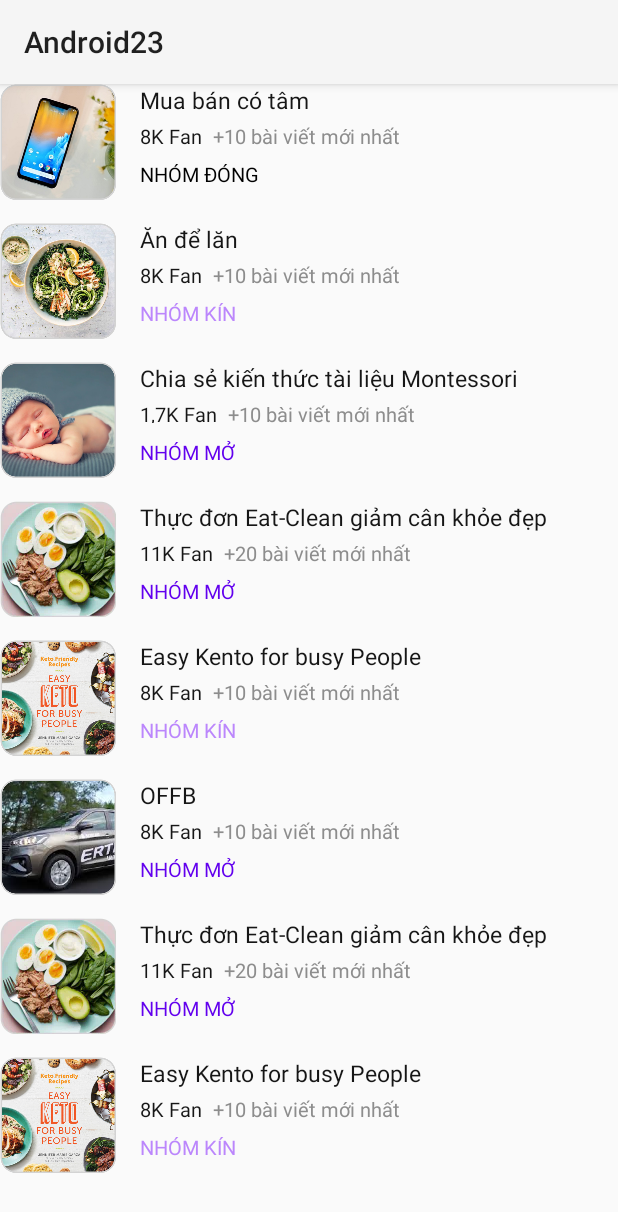
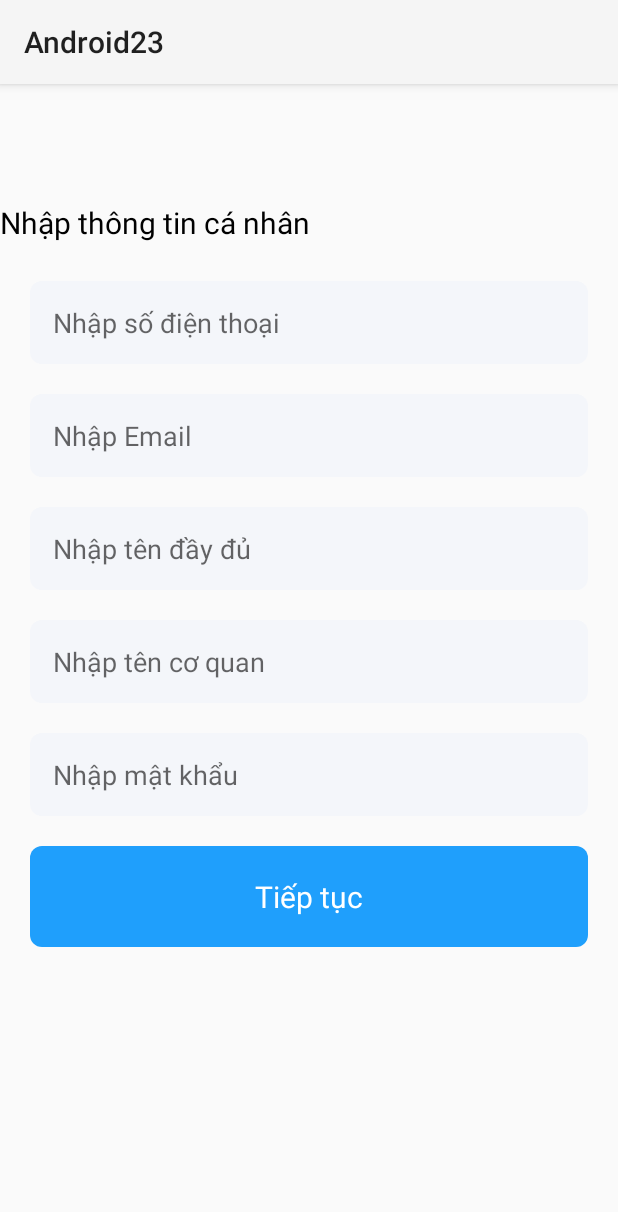
Before and after one commit to nguyenducdung/Android23, an Android app: the screen it shows after launch (RecycleViewBai1 before the commit, ManTwoActivity after it), after a tap on "CLICK", on a phone screen of 412 x 824 dp. Shown: the top 1212 px of the screen. Run offline under Robolectric (Android 15) with nearby library versions, the phone set to English and light mode, and no system bars.

Commit message:
btvn buoi 3

```diff
--- a/app/src/main/AndroidManifest.xml
+++ b/app/src/main/AndroidManifest.xml
@@ -55,6 +55,9 @@
                 <category android:name="android.intent.category.LAUNCHER" />
             </intent-filter>
         </activity>
+        <activity android:name=".BTVN_buoi4.ManOneActivity" />
+        <activity android:name=".BTVN_buoi4.ManTwoActivity" />
+        <activity android:name=".BTVN_buoi4.ManThreeActivity" />
     </application>
 
 </manifest>
--- /dev/null
+++ b/app/src/main/java/com/dungnd/android23/BTVN_buoi4/ManTwoActivity.java
@@ -0,0 +1,117 @@
+package com.dungnd.android23.BTVN_buoi4;
+
+import android.os.Bundle;
+import android.text.Editable;
+import android.text.TextWatcher;
+import android.util.Patterns;
+import android.widget.EditText;
+import android.widget.TextView;
+
+import androidx.appcompat.app.AppCompatActivity;
+
+import com.dungnd.android23.R;
+
+public class ManTwoActivity extends AppCompatActivity {
+
+    @Override
+    protected void onCreate(Bundle savedInstanceState) {
+        super.onCreate(savedInstanceState);
+        setContentView(R.layout.activity_man_two);
+        EditText editMail = findViewById(R.id.edtEmail);
+        EditText editName = findViewById(R.id.edtName);
+        EditText editCompany = findViewById(R.id.edtCompany);
+        EditText editPass = findViewById(R.id.edtPass);
+        TextView tvError = findViewById(R.id.tvError);
+        TextView tvError1 = findViewById(R.id.tvError1);
+        TextView tvError2 = findViewById(R.id.tvError2);
+        TextView tvError3 = findViewById(R.id.tvError3);
+        editMail.addTextChangedListener(new TextWatcher() {
+            @Override
+            public void beforeTextChanged(CharSequence charSequence, int i, int i1, int i2) {
+
+            }
+
+            @Override
+            public void onTextChanged(CharSequence charSequence, int i, int i1, int i2) {
+
+            }
+
+            @Override
+            public void afterTextChanged(Editable editable) {
+                String email = editMail.getText().toString().trim();
+                if (Patterns.EMAIL_ADDRESS.matcher(email).matches()) {
+                    tvError.setText(null);
+                } else {
+                    tvError.setText("Email của bạn không đúng. Vui lòng nhập lại");
+                }
+            }
+        });
+
+        editName.addTextChangedListener(new TextWatcher() {
+            @Override
+            public void beforeTextChanged(CharSequence charSequence, int i, int i1, int i2) {
+
+            }
+
+            @Override
+            public void onTextChanged(CharSequence charSequence, int i, int i1, int i2) {
+
+            }
+
+            @Override
+            public void afterTextChanged(Editable editable) {
+                String name = editName.getText().toString();
+                if (name.length() >= 5) {
+                    tvError1.setText(null);
+                } else {
+                    tvError1.setText("Tên của bạn không đúng. Vui lòng nhập lại");
+                }
+            }
+        });
+
+        editCompany.addTextChangedListener(new TextWatcher() {
+            @Override
+            public void beforeTextChanged(CharSequence charSequence, int i, int i1, int i2) {
+
+            }
+
+            @Override
+            public void onTextChanged(CharSequence charSequence, int i, int i1, int i2) {
+
+            }
+
+            @Override
+            public void afterTextChanged(Editable editable) {
+                String name = editName.getText().toString();
+                if (name.length() >= 5) {
+                    tvError2.setText(null);
+                } else {
+                    tvError2.setText("Cơ quan của bạn không đúng. Vui lòng nhập lại");
+                }
+            }
+        });
+
+        editPass.addTextChangedListener(new TextWatcher() {
+            @Override
+            public void beforeTextChanged(CharSequence charSequence, int i, int i1, int i2) {
+
+            }
+
+            @Override
+            public void onTextChanged(CharSequence charSequence, int i, int i1, int i2) {
+
+            }
+
+            @Override
+            public void afterTextChanged(Editable editable) {
+                String pass = editPass.toString().trim();
+                if (pass.length() < 8) {
+                    tvError3.setText("Mật khẩu của bạn quá ngắn. Vui lòng nhập lại");
+                } else {
+                    tvError3.setText(null);
+                }
+            }
+        });
+    }
+
+}
--- a/app/src/main/java/com/dungnd/android23/MainActivity.java
+++ b/app/src/main/java/com/dungnd/android23/MainActivity.java
@@ -2,35 +2,82 @@ package com.dungnd.android23;
 
 import androidx.appcompat.app.AppCompatActivity;
 
+
 import android.content.Intent;
 import android.os.Bundle;
+import android.util.Log;
 import android.view.View;
 import android.widget.Button;
 import android.widget.TextView;
 
-import BTVN_buoi3_bai1.RecycleViewBai1;
-import BTVN_buoi3_bai2.RecycleViewBai2;
-import BTVN_buoi3_bai3.RecycleViewBai3;
+import com.dungnd.android23.BTVN_buoi4.ManOneActivity;
+import com.dungnd.android23.BTVN_buoi4.ManThreeActivity;
+import com.dungnd.android23.BTVN_buoi4.ManTwoActivity;
+import com.dungnd.android23.recycleview.RecycleViewActivity;
 
 public class MainActivity extends AppCompatActivity {
-    private Button Clickme;
+    //Khi tạo biến trong activity thì chúng ta nên để private
+    private Button btnClickMe;
     private TextView tvName;
+
+    //Sự khác nhau giữa int và Integer là gì không?
+    int position = 0; //kiểu số nguyên, không có trường hợp null (k có gì)
+    Integer index = null; // có trường hợp null (rất dễ xảy ra crash khi sử dụng)
 
     @Override
     protected void onCreate(Bundle savedInstanceState) {
         super.onCreate(savedInstanceState);
         setContentView(R.layout.activity_main);
-        Clickme = findViewById(R.id.btnClickMe);
-        tvName = findViewById(R.id.TVname);
+        debug();
+        //Tên hàm sai,
+//        TinhGiaTri();
+        //Tên chuẩn
+//        tinhGiaTri();
+        //Link biến đến button ở giao diện xml
+        btnClickMe = findViewById(R.id.btnClickMe);
 
-        Clickme.setOnClickListener(new View.OnClickListener() {
-            @Override
-            public void onClick(View view) {
-                Intent intent = new Intent(MainActivity.this, RecycleViewBai1.class);
-                startActivity(intent);
+        //Link biến đến textView ở giao diện xml
+        tvName = findViewById(R.id.tvName);
+
+        //1 button - nút bấm, sự kiện bấm
+//        btnClickMe.setOnClickListener(new View.OnClickListener() {
+//            @Override
+//            public void onClick(View view) {
+//
+//            }
+//        });
+
+        btnClickMe.setOnClickListener(view -> {
+            //Khi bấm button, anh muốn set tên mình vào text view
+            //Khi bấm button, các sự kiện mà mình muốn sẽ đc xử lý ở đây
+            //Sử dụng settext để ghi dữ liệu vào textView
+//            tvName.setText("Nguyễn Đức dũng đang học android");
 
 
-            }
+            //Khi bấm button, tăng position lên 1 đơn vị
+//            position = position + 1;
+//            //Khi các biến float, int, double, long + với 1 string -> kết quả sẽ ra là một string
+//            tvName.setText("Đây là lần bấm thứ: " + position);
+
+            //Xem các lỗi ở logcat: Verbose(hiển thị tất cả các log), error(hiển thị các log lỗi)
+
+            //Một số bạn viết code không đẹp : chọn tất cả (Ctrl + A) -> Format code(Ctrl + Alt + L)
+
+            //Khi bấm button, thì mở ra màn hình số 2
+            // để mở ra màn hình mới thì chúng ta intent
+//            Log.d("hihi", "hihi");
+            Intent intent = new Intent(this, ManTwoActivity.class);
+            startActivity(intent);
+            debug();
         });
     }
+
+    private void debug() {
+        int result = 0;
+        for (int i = 0; i < 10; i++) {
+            result = result + i;
+        }
+        Log.d("hihiabc", result + "");
+        Log.e("hihiabc", result + "");
+    }
 }
--- /dev/null
+++ b/app/src/main/res/drawable/shape_editext.xml
@@ -0,0 +1,8 @@
+<?xml version="1.0" encoding="utf-8"?>
+<shape xmlns:android="http://schemas.android.com/apk/res/android"
+    android:shape="rectangle">
+
+    <solid android:color="#F4F6FA"/>
+
+    <corners android:radius="8dp"/>
+</shape>
--- a/app/src/main/res/layout/activity_main.xml
+++ b/app/src/main/res/layout/activity_main.xml
@@ -11,7 +11,7 @@
         android:id="@+id/TVname"
         android:layout_width="wrap_content"
         android:layout_height="wrap_content"
-        android:text="Bài tập về nhà buổi 3"
+        android:text="Bài tập về nhà buổi 4"
         android:textColor="@color/black"
         android:textSize="50sp"
         app:layout_constraintBottom_toBottomOf="parent"
--- /dev/null
+++ b/app/src/main/res/layout/activity_man_two.xml
@@ -0,0 +1,137 @@
+<?xml version="1.0" encoding="utf-8"?>
+<LinearLayout xmlns:android="http://schemas.android.com/apk/res/android"
+    xmlns:app="http://schemas.android.com/apk/res-auto"
+    xmlns:tools="http://schemas.android.com/tools"
+    android:layout_width="match_parent"
+    android:layout_height="match_parent"
+    android:gravity="center"
+    android:orientation="vertical">
+
+    <TextView
+        android:layout_width="match_parent"
+        android:layout_height="wrap_content"
+        android:text="Nhập thông tin cá nhân"
+        android:textColor="@color/black"
+        android:textSize="20sp" />
+
+    <EditText
+        android:id="@+id/edtPhone"
+        android:layout_width="match_parent"
+        android:layout_height="wrap_content"
+        android:layout_marginStart="20dp"
+        android:layout_marginTop="25dp"
+        android:layout_marginEnd="20dp"
+        android:background="@drawable/shape_editext"
+        android:hint="Nhập số điện thoại"
+        android:inputType="phone"
+        android:padding="15dp"
+        android:textColor="#333333"
+        android:textSize="18sp" />
+
+    <EditText
+
+        android:id="@+id/edtEmail"
+        android:layout_width="match_parent"
+        android:layout_height="wrap_content"
+        android:layout_marginStart="20dp"
+        android:layout_marginTop="20dp"
+        android:layout_marginEnd="20dp"
+        android:background="@drawable/shape_editext"
+        android:hint="Nhập Email"
+        android:inputType="textEmailSubject"
+        android:padding="15dp"
+        android:textColor="#333333"
+        android:textSize="18sp" />
+
+    <EditText
+        android:id="@+id/edtName"
+
+        android:layout_width="match_parent"
+        android:layout_height="wrap_content"
+        android:layout_marginStart="20dp"
+        android:layout_marginTop="20dp"
+        android:layout_marginEnd="20dp"
+        android:background="@drawable/shape_editext"
+        android:hint="Nhập tên đầy đủ"
+        android:padding="15dp"
+        android:textColor="#333333"
+        android:textSize="18sp" />
+
+    <EditText
+        android:id="@+id/edtCompany"
+        android:layout_width="match_parent"
+        android:layout_height="wrap_content"
+        android:layout_marginStart="20dp"
+        android:layout_marginTop="20dp"
+        android:layout_marginEnd="20dp"
+        android:background="@drawable/shape_editext"
+        android:hint="Nhập tên cơ quan"
+        android:padding="15dp"
+        android:textColor="#333333"
+        android:textSize="18sp" />
+
+    <EditText
+        android:id="@+id/edtPass"
+        android:layout_width="match_parent"
+        android:layout_height="wrap_content"
+        android:layout_marginStart="20dp"
+        android:layout_marginTop="20dp"
+        android:layout_marginEnd="20dp"
+        android:background="@drawable/shape_editext"
+        android:hint="Nhập mật khẩu"
+        android:inputType="textPassword"
+        android:padding="15dp"
+        android:textColor="#333333"
+        android:textSize="18sp" />
+
+    <TextView
+        android:layout_width="match_parent"
+        android:layout_height="wrap_content"
+        android:layout_marginStart="20dp"
+        android:layout_marginTop="20dp"
+        android:layout_marginEnd="20dp"
+        android:background="@drawable/shape_editext"
+        android:backgroundTint="#1F9FFC"
+        android:gravity="center"
+        android:padding="20dp"
+        android:text="Tiếp tục"
+        android:textColor="@color/white"
+        android:textSize="20sp" />
+
+    <TextView
+        android:id="@+id/tvError"
+        android:layout_width="match_parent"
+        android:layout_height="wrap_content"
+        android:layout_marginStart="16dp"
+        android:layout_marginTop="20dp"
+        android:textColor="#E40000"
+        tools:text="Email của bạn không đúng. Vui lòng nhập lại" />
+
+    <TextView
+        android:id="@+id/tvError1"
+        android:layout_width="match_parent"
+        android:layout_height="wrap_content"
+        android:layout_marginStart="16dp"
+        android:layout_marginTop="5dp"
+        android:textColor="#E40000"
+        tools:text="Tên của bạn không đúng. Vui lòng nhập lại" />
+
+    <TextView
+        android:id="@+id/tvError2"
+        android:layout_width="match_parent"
+        android:layout_height="wrap_content"
+        android:layout_marginStart="16dp"
+        android:layout_marginTop="5dp"
+        android:textColor="#E40000"
+        tools:text="Cơ quan của bạn không đúng. Vui lòng nhập lại" />
+
+    <TextView
+        android:id="@+id/tvError3"
+        android:layout_width="match_parent"
+        android:layout_height="wrap_content"
+        android:layout_marginStart="16dp"
+        android:layout_marginTop="5dp"
+        android:textColor="#E40000"
+        tools:text="Mật khẩu của bạn không đúng. Vui lòng nhập lại" />
+
+</LinearLayout>
```
Also changed, not shown: app/src/main/java/com/dungnd/android23/BTVN_buoi4/ManOneActivity.java (added, +103 -0 lines), app/src/main/java/com/dungnd/android23/BTVN_buoi4/ManThreeActivity.java (added, +16 -0 lines), app/src/main/res/layout/activity_man_one.xml (added, +85 -0 lines), app/src/main/res/layout/activity_man_three.xml (added, +121 -0 lines).
